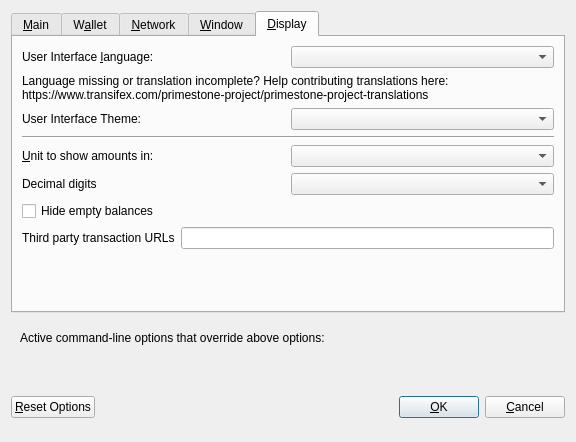
This is src/qt/forms/optionsdialog.ui in KABBERRY/Kabberry-Coin as Qt 5 draws it before an edit. The edited form follows.
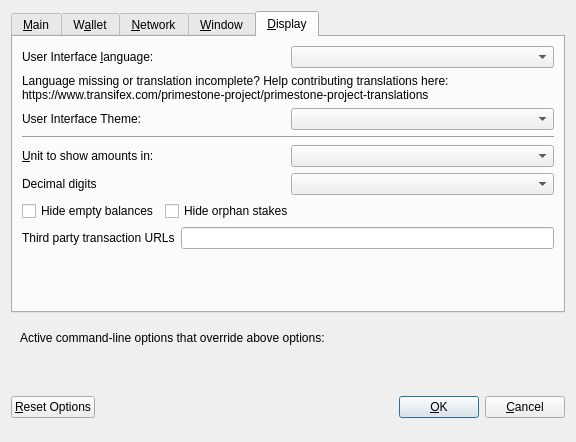
This is the edited form. The open tabs and pages were chosen to show the change. Custom widgets are drawn as their Qt base class.

Commit message: [GUI] Add option to hide orphans in overview and txlist

```diff
--- a/src/qt/forms/optionsdialog.ui
+++ b/src/qt/forms/optionsdialog.ui
@@ -521,7 +521,7 @@
         </widget>
        </item>
        <item>
-        <layout class="QHBoxLayout" name="horizontalLayout_4_Display" stretch="0,0">
+        <layout class="QHBoxLayout" name="horizontalLayout_2_Display" stretch="0,0">
          <item>
           <widget class="QLabel" name="themeLabel">
            <property name="text">
@@ -542,7 +542,7 @@
         </widget>
        </item>
        <item>
-        <layout class="QHBoxLayout" name="horizontalLayout_2_Display">
+        <layout class="QHBoxLayout" name="horizontalLayout_3_Display">
          <item>
           <widget class="QLabel" name="unitLabel">
            <property name="text">
@@ -566,7 +566,7 @@
         </layout>
        </item>
        <item>
-        <layout class="QHBoxLayout" name="horizontalLayout_5_Display">
+        <layout class="QHBoxLayout" name="horizontalLayout_4_Display">
          <item>
           <widget class="QLabel" name="digitsLabel">
            <property name="text">
@@ -580,6 +580,8 @@
         </layout>
        </item>
        <item>
+        <layout class="QHBoxLayout" name="horizontalLayout_5_Display">
+         <item>
         <widget class="QCheckBox" name="checkBoxHideZeroBalances">
          <property name="toolTip">
           <string>Hide empty balances</string>
@@ -593,7 +595,32 @@
         </widget>
        </item>
        <item>
-        <layout class="QHBoxLayout" name="horizontalLayout_3_Display">
+          <widget class="QCheckBox" name="checkBoxHideOrphans">
+           <property name="toolTip">
+            <string>Hide orphan stakes in transaction lists</string>
+           </property>
+           <property name="text">
+            <string>Hide orphan stakes</string>
+           </property>
+          </widget>
+         </item>
+         <item>
+          <spacer name="horizontalSpacer">
+           <property name="orientation">
+            <enum>Qt::Horizontal</enum>
+           </property>
+           <property name="sizeHint" stdset="0">
+            <size>
+             <width>40</width>
+             <height>20</height>
+            </size>
+           </property>
+          </spacer>
+         </item>
+        </layout>
+       </item>
+       <item>
+        <layout class="QHBoxLayout" name="horizontalLayout_6_Display">
          <item>
           <widget class="QLabel" name="thirdPartyTxUrlsLabel">
            <property name="toolTip">
```
Left out of the diff: 2 changed lines with no effect on the pictures. Lines whose indentation alone changed are shown as unchanged. The commit also changes 9 other files.
